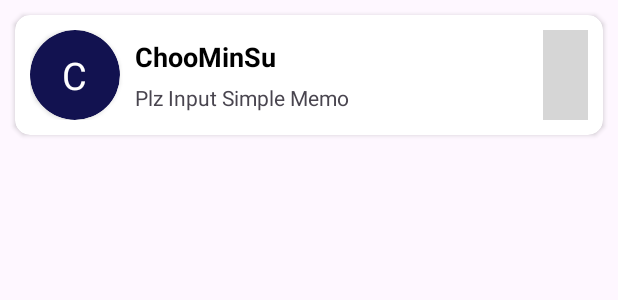
After one commit to SoftyChoo/BoxKeeper, an Android app: the layout call_recyclerview_item.xml on its own in the app's theme, with its tools: preview values and no code run, on a phone screen of 412 x 824 dp. The commit adds this screen. Shown: the top 300 px of the screen. Run offline under Robolectric (Android 15) with nearby library versions, the phone set to English and light mode, and no system bars; grey boxes are pictures that could not be loaded.

Commit message:
[Design] : Call
1. CallActivity
2. CallActivity RecyclerView

```diff
--- /dev/null
+++ b/boxkeeper_v0.11/app/src/main/res/layout/call_recyclerview_item.xml
@@ -0,0 +1,70 @@
+<?xml version="1.0" encoding="utf-8"?>
+<androidx.cardview.widget.CardView xmlns:android="http://schemas.android.com/apk/res/android"
+    xmlns:app="http://schemas.android.com/apk/res-auto"
+    android:layout_width="match_parent"
+    android:layout_height="80dp"
+    android:layout_marginHorizontal="10dp"
+    android:layout_marginTop="10dp"
+    app:cardCornerRadius="10dp">
+
+    <androidx.constraintlayout.widget.ConstraintLayout
+        android:layout_width="match_parent"
+        android:layout_height="match_parent"
+        android:padding="10dp">
+
+        <androidx.cardview.widget.CardView
+            android:id="@+id/card_view"
+            android:layout_width="60dp"
+            android:layout_height="60dp"
+            app:cardBackgroundColor="@color/point_navy"
+            app:cardCornerRadius="80dp"
+            app:layout_constraintBottom_toBottomOf="parent"
+            app:layout_constraintStart_toStartOf="parent"
+            app:layout_constraintTop_toTopOf="parent">
+
+            <TextView
+                android:id="@+id/title_text"
+                android:layout_width="wrap_content"
+                android:layout_height="wrap_content"
+                android:layout_gravity="center"
+                android:text="C"
+                android:textColor="@color/white"
+                android:textSize="25sp" />
+        </androidx.cardview.widget.CardView>
+
+        <TextView
+            android:id="@+id/title"
+            app:layout_constraintStart_toEndOf="@id/card_view"
+            android:layout_width="wrap_content"
+            android:layout_height="wrap_content"
+            android:textColor="@color/black"
+            android:textStyle="bold"
+            app:layout_constraintTop_toTopOf="@id/card_view"
+            app:layout_constraintBottom_toTopOf="@id/description"
+            android:layout_marginStart="10dp"
+            android:text="ChooMinSu"
+            android:textSize="18sp"/>
+
+        <TextView
+            android:id="@+id/description"
+            android:layout_width="wrap_content"
+            android:layout_height="wrap_content"
+            app:layout_constraintTop_toBottomOf="@id/title"
+            app:layout_constraintStart_toStartOf="@id/title"
+            app:layout_constraintBottom_toBottomOf="@id/card_view"
+            android:text="Plz Input Simple Memo"/>
+
+        <androidx.appcompat.widget.AppCompatImageButton
+            android:id="@+id/btn_call"
+            android:layout_width="30dp"
+            android:layout_height="match_parent"
+            app:layout_constraintEnd_toEndOf="parent"
+            app:layout_constraintTop_toTopOf="parent"
+            app:layout_constraintBottom_toBottomOf="parent"
+            android:background="@color/transparent"
+            android:src="@drawable/baseline_arrow_forward_ios_24"/>
+
+
+
+    </androidx.constraintlayout.widget.ConstraintLayout>
+</androidx.cardview.widget.CardView>
```
Also changed, not shown: boxkeeper_v0.11/app/src/main/res/layout/activity_call.xml (+37 -9 lines).
